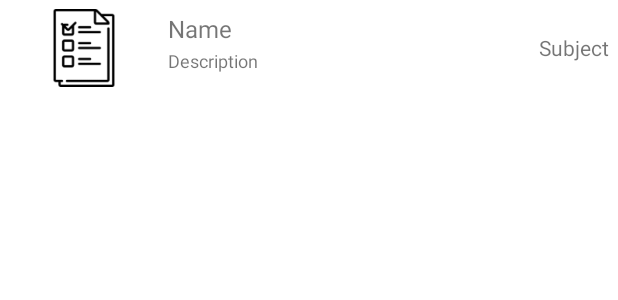
After one commit to ayanNandi410/ExamApp, an Android app: the layout exam_list_item.xml on its own in the app's theme, with its tools: preview values and no code run, on a phone screen of 412 x 824 dp. The commit adds this screen. Shown: the top 300 px of the screen. Run offline under Robolectric (Android 15) with nearby library versions, the phone set to English and light mode, and no system bars; network calls fail.

Commit message:
Exam fetch data

```diff
--- /dev/null
+++ b/app/src/main/res/layout/exam_list_item.xml
@@ -0,0 +1,52 @@
+<RelativeLayout xmlns:android="http://schemas.android.com/apk/res/android"
+    android:layout_width="fill_parent"
+    android:layout_height="?android:attr/listPreferredItemHeight"
+    android:padding="6dip" >
+
+    <ImageView
+        android:id="@+id/icon"
+        android:layout_width="wrap_content"
+        android:layout_height="fill_parent"
+        android:layout_alignParentBottom="true"
+        android:layout_alignParentTop="true"
+        android:layout_marginRight="6dip"
+        android:contentDescription="TODO"
+        android:src="@drawable/exam"/>
+
+    <TextView
+        android:id="@+id/examListDesc"
+        android:layout_width="fill_parent"
+        android:layout_height="26dip"
+        android:layout_alignParentBottom="true"
+        android:layout_toEndOf="@id/icon"
+        android:ellipsize="marquee"
+        android:text="Description"
+        android:textSize="12sp"
+        android:singleLine="true" />
+
+    <TextView
+        android:id="@+id/examListName"
+        android:layout_width="fill_parent"
+        android:layout_height="wrap_content"
+        android:layout_above="@id/examListDesc"
+        android:layout_alignParentTop="true"
+        android:layout_alignWithParentIfMissing="true"
+        android:layout_toEndOf="@id/icon"
+        android:gravity="center_vertical"
+        android:text="Name"
+        android:textSize="16sp" />
+
+    <TextView
+        android:id="@+id/examListSubject"
+        android:layout_width="wrap_content"
+        android:layout_height="wrap_content"
+        android:layout_above="@id/examListDesc"
+        android:layout_alignParentEnd="true"
+        android:layout_alignParentBottom="true"
+        android:layout_alignParentTop="true"
+        android:layout_alignWithParentIfMissing="true"
+        android:gravity="center_vertical"
+        android:text="Subject"
+        android:textSize="14sp" />
+
+</RelativeLayout>
--- a/app/src/main/res/values-night/themes.xml
+++ b/app/src/main/res/values-night/themes.xml
@@ -12,5 +12,7 @@
         <!-- Status bar color. -->
         <item name="android:statusBarColor">?attr/colorPrimaryVariant</item>
         <!-- Customize your theme here. -->
+        <item name="windowActionBar">false</item>
+        <item name="windowNoTitle">true</item>
     </style>
 </resources>
--- a/app/src/main/res/values/themes.xml
+++ b/app/src/main/res/values/themes.xml
@@ -12,5 +12,7 @@
         <!-- Status bar color. -->
         <item name="android:statusBarColor">?attr/colorPrimaryVariant</item>
         <!-- Customize your theme here. -->
+        <item name="windowActionBar">false</item>
+        <item name="windowNoTitle">true</item>
     </style>
 </resources>
```
Also changed, not shown: app/src/main/AndroidManifest.xml (+10 -5 lines), app/src/main/java/com/project/examapp/Adapters/ExamsAdapter.java (added, +39 -0 lines), app/src/main/java/com/project/examapp/Api/ExamApi.java (added, +18 -0 lines), app/src/main/java/com/project/examapp/Api/LoggingInterceptor.java (added, +27 -0 lines), app/src/main/java/com/project/examapp/Api/RetrofitClient.java (+13 -2 lines), app/src/main/java/com/project/examapp/FileUploadActivity.java (+20 -7 lines), app/src/main/java/com/project/examapp/StudentExamListActivity.java (added, +64 -0 lines), app/src/main/java/com/project/examapp/models/Exam.java (added, +42 -0 lines), app/src/main/res/drawable/custom_rectangle_blank.xml (added, +7 -0 lines), app/src/main/res/layout/activity_student_exam_list.xml (added, +78 -0 lines), app/src/main/res/drawable/exam.png (added).
